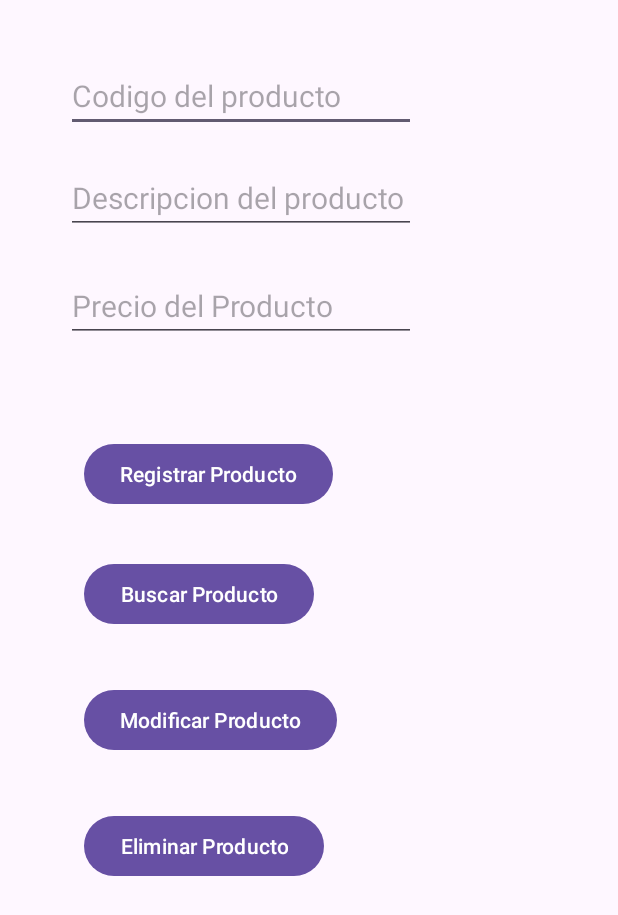
After one commit to JorgeIvan172/Nails, an Android app: the VerActivity screen opened directly, with no data from a screen before it, on a phone screen of 412 x 824 dp. The commit adds this screen. Shown: the top 915 px of the screen. Run offline under Robolectric (Android 15) with nearby library versions, the light colour scheme and no system bars.

Commit message:
Altas y consultas NoNecesarias

```diff
--- a/app/src/main/AndroidManifest.xml
+++ b/app/src/main/AndroidManifest.xml
@@ -14,6 +14,9 @@
         android:supportsRtl="true"
         android:theme="@style/Theme.NailsStudio"
         tools:targetApi="31">
+        <activity
+            android:name=".VerActivity"
+            android:exported="false" />
         <activity
             android:name=".TotalVentasActivity"
             android:exported="false" />
--- /dev/null
+++ b/app/src/main/res/layout/activity_ver.xml
@@ -0,0 +1,89 @@
+<?xml version="1.0" encoding="utf-8"?>
+<androidx.constraintlayout.widget.ConstraintLayout xmlns:android="http://schemas.android.com/apk/res/android"
+    xmlns:app="http://schemas.android.com/apk/res-auto"
+    xmlns:tools="http://schemas.android.com/tools"
+    android:layout_width="match_parent"
+    android:layout_height="match_parent"
+    tools:context=".VerActivity">
+
+    <EditText
+        android:id="@+id/txt_codigo"
+        android:layout_width="wrap_content"
+        android:layout_height="wrap_content"
+        android:layout_marginStart="44dp"
+        android:layout_marginTop="40dp"
+        android:ems="10"
+        android:hint="@string/txt_codigo"
+        android:inputType="number"
+        android:textSize="20sp"
+        app:layout_constraintStart_toStartOf="parent"
+        app:layout_constraintTop_toTopOf="parent" />
+
+    <EditText
+        android:id="@+id/txt_descipcion"
+        android:layout_width="wrap_content"
+        android:layout_height="wrap_content"
+        android:layout_marginStart="44dp"
+        android:layout_marginTop="20dp"
+        android:ems="10"
+        android:hint="@string/txt_descripcion"
+        android:inputType="text"
+        android:textSize="20sp"
+        app:layout_constraintStart_toStartOf="parent"
+        app:layout_constraintTop_toBottomOf="@+id/txt_codigo" />
+
+    <EditText
+        android:id="@+id/txt_precio"
+        android:layout_width="wrap_content"
+        android:layout_height="wrap_content"
+        android:layout_marginStart="44dp"
+        android:layout_marginTop="24dp"
+        android:ems="10"
+        android:hint="@string/txt_precio"
+        android:inputType="numberDecimal"
+        android:textSize="20sp"
+        app:layout_constraintStart_toStartOf="parent"
+        app:layout_constraintTop_toBottomOf="@+id/txt_descipcion" />
+
+    <Button
+        android:id="@+id/button10"
+        android:layout_width="wrap_content"
+        android:layout_height="wrap_content"
+        android:layout_marginStart="56dp"
+        android:layout_marginTop="64dp"
+        android:onClick="Registrar"
+        android:text="@string/BotonRegistrar"
+        app:layout_constraintStart_toStartOf="parent"
+        app:layout_constraintTop_toBottomOf="@+id/txt_precio" />
+
+    <Button
+        android:id="@+id/button11"
+        android:layout_width="wrap_content"
+        android:layout_height="wrap_content"
+        android:layout_marginStart="56dp"
+        android:layout_marginTop="32dp"
+        android:onClick="Buscar"
+        android:text="@string/BotonBuscar"
+        app:layout_constraintStart_toStartOf="parent"
+        app:layout_constraintTop_toBottomOf="@+id/button10" />
+
+    <Button
+        android:id="@+id/button12"
+        android:layout_width="wrap_content"
+        android:layout_height="wrap_content"
+        android:layout_marginStart="56dp"
+        android:layout_marginTop="36dp"
+        android:text="@string/BotonModificar"
+        app:layout_constraintStart_toStartOf="parent"
+        app:layout_constraintTop_toBottomOf="@+id/button11" />
+
+    <Button
+        android:id="@+id/button13"
+        android:layout_width="wrap_content"
+        android:layout_height="wrap_content"
+        android:layout_marginStart="56dp"
+        android:layout_marginTop="36dp"
+        android:text="@string/BotonEliminar"
+        app:layout_constraintStart_toStartOf="parent"
+        app:layout_constraintTop_toBottomOf="@+id/button12" />
+</androidx.constraintlayout.widget.ConstraintLayout>
--- a/app/src/main/res/values/strings.xml
+++ b/app/src/main/res/values/strings.xml
@@ -49,8 +49,18 @@
     <string name="button_buscar">Buscar</string>
 
 
-
     <string name="Tv_Corte">Corte de caja</string>
     <string name="Selecciona">Selecciona la fecha con el boton</string>
 
+
+
+
+
+    <string name="txt_codigo">Codigo del producto</string>
+    <string name="txt_descripcion">Descripcion del producto</string>
+    <string name="txt_precio">Precio del Producto</string>
+    <string name="BotonRegistrar">Registrar Producto</string>
+    <string name="BotonBuscar">Buscar Producto</string>
+    <string name="BotonEliminar">Eliminar Producto</string>
+    <string name="BotonModificar">Modificar Producto</string>
 </resources>
```
Also changed, not shown: app/src/main/java/com/example/nailsstudio/AdminSQLiteOpenHelper2.java (added, +23 -0 lines), app/src/main/java/com/example/nailsstudio/VerActivity.java (added, +77 -0 lines).
